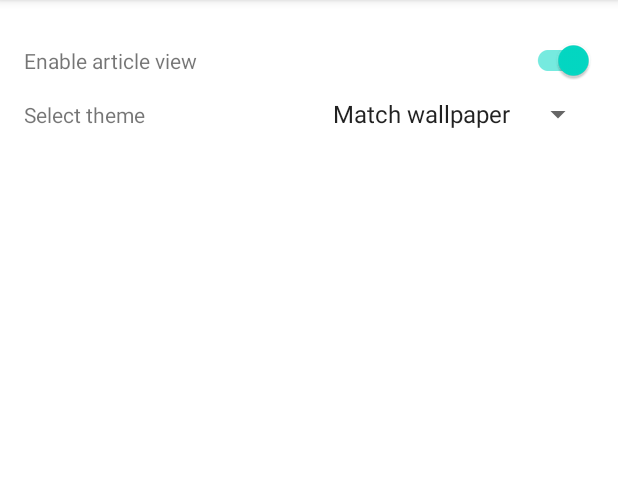
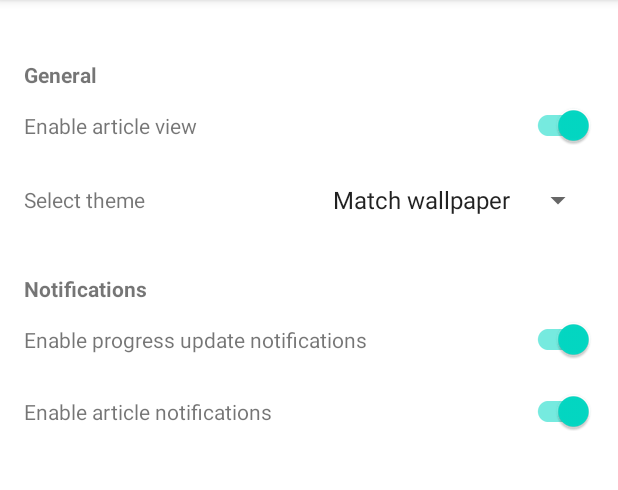
Before and after one commit to ITJammish/sanderson-widget, an Android app: the ProgressBarsConfigureActivity screen opened directly, with no data from a screen before it, on a phone screen of 412 x 824 dp, the part 84-574 px from its top. Run offline under Robolectric (Android 15) with nearby library versions, the phone set to English and light mode, and no system bars; 1 statement that could not run was skipped.

Commit message:
Added notification config options and hooked into business logic.

```diff
--- a/app/src/main/java/com/itj/sandersonwidget/ProgressBarsConfigureActivity.kt
+++ b/app/src/main/java/com/itj/sandersonwidget/ProgressBarsConfigureActivity.kt
@@ -83,6 +83,9 @@ class ProgressBarsConfigureActivity : AppCompatActivity() {
 
     private fun bindViews() {
         binding.articleSwitch.isChecked = sharedPreferences.retrieveArticlesEnabled(appWidgetId)
+        binding.progressItemsNotificationsSwitch.isChecked =
+            sharedPreferences.retrieveProgressUpdateNotificationsEnabled()
+        binding.articleNotificationsSwitch.isChecked = sharedPreferences.retrieveArticleUpdateNotificationsEnabled()
 
         with(binding.themeSpinner) {
             adapter = ArrayAdapter.createFromResource(
@@ -100,9 +103,11 @@ class ProgressBarsConfigureActivity : AppCompatActivity() {
         val context = this@ProgressBarsConfigureActivity
 
         // When the button is clicked, store the prefs locally
-        // Store article preference
-        val articlesEnabled = binding.articleSwitch.isChecked
-        sharedPreferences.storeArticlesEnabled(appWidgetId, articlesEnabled)
+        with(sharedPreferences) {
+            storeArticlesEnabled(appWidgetId, binding.articleSwitch.isChecked)
+            storeProgressUpdateNotificationsEnabled(binding.progressItemsNotificationsSwitch.isChecked)
+            storeArticleUpdateNotificationsEnabled(binding.articleNotificationsSwitch.isChecked)
+        }
 
         // Store chosen theme
         if (chosenThemeLabel != NO_THEME_CHOSEN) {
--- a/app/src/main/java/com/itj/sandersonwidget/domain/storage/NotificationTriggeringStorage.kt
+++ b/app/src/main/java/com/itj/sandersonwidget/domain/storage/NotificationTriggeringStorage.kt
@@ -14,10 +14,11 @@ class NotificationTriggeringStorage(
 ) : Storage by innerStorage {
 
     override fun storeProgressItemData(items: List<ProgressItem>) {
+        val progressItemNotificationsEnabled = innerStorage.retrieveProgressUpdateNotificationsEnabled()
         val existingProgressItems = innerStorage.retrieveProgressItemData()
 
         // Don't push a notification if it's the first fetch (that would just be annoying)
-        if (existingProgressItems.isNotEmpty()) {
+        if (progressItemNotificationsEnabled && existingProgressItems.isNotEmpty()) {
             val existingProgressItemLabels = existingProgressItems.map { item -> item.label }
             val newItems = mutableListOf<ProgressItem>()
             val updatedItems = mutableListOf<ProgressItem>()
@@ -43,10 +44,11 @@ class NotificationTriggeringStorage(
     }
 
     override fun storeArticleData(articles: List<Article>) {
+        val articleNotificationsEnabled = innerStorage.retrieveArticleUpdateNotificationsEnabled()
         val existingArticles = innerStorage.retrieveArticleData()
 
         // Don't push a notification if it's the first fetch (that would just be annoying)
-        if (existingArticles.isNotEmpty()) {
+        if (articleNotificationsEnabled && existingArticles.isNotEmpty()) {
             val newArticles = articles.minus(existingArticles.toSet())
 
             if (newArticles.isNotEmpty()) {
--- a/app/src/main/java/com/itj/sandersonwidget/domain/storage/SharedPreferencesStorage.kt
+++ b/app/src/main/java/com/itj/sandersonwidget/domain/storage/SharedPreferencesStorage.kt
@@ -6,6 +6,8 @@ import com.itj.sandersonwidget.domain.model.Article
 import com.itj.sandersonwidget.domain.model.ProgressItem
 import com.itj.sandersonwidget.domain.model.WidgetLayoutConfig
 import com.itj.sandersonwidget.domain.storage.Storage.Companion.DEFAULT_ARTICLES_ENABLED
+import com.itj.sandersonwidget.domain.storage.Storage.Companion.DEFAULT_ARTICLE_NOTIFICATIONS_ENABLED
+import com.itj.sandersonwidget.domain.storage.Storage.Companion.DEFAULT_PROGRESS_ITEM_NOTIFICATIONS_ENABLED
 import com.itj.sandersonwidget.domain.storage.Storage.Companion.DEFAULT_THEME_RES_ID
 import com.itj.sandersonwidget.domain.storage.Storage.Companion.INVALID_INT
 
@@ -20,6 +22,8 @@ class SharedPreferencesStorage(context: Context) : Storage {
         internal const val ARTICLES = "articles"
         internal const val PREF_ARTICLES_ENABLED = "pref_articles_enabled"
         internal const val PREF_THEME_ID = "pref_theme_id"
+        internal const val PREF_PROGRESS_ITEM_NOTIFICATIONS_ENABLED = "pref_progress_item_notifications_enabled"
+        internal const val PREF_ARTICLE_NOTIFICATIONS_ENABLED = "pref_article_notifications_enabled"
         internal const val PREF_LAYOUT_CONFIG = "pref_layout_config"
 
         internal const val DELIMITER = "DELIMITER"
@@ -105,6 +109,32 @@ class SharedPreferencesStorage(context: Context) : Storage {
         )
     }
 
+    // todo ut
+    override fun storeProgressUpdateNotificationsEnabled(boolean: Boolean) {
+        with(sharedPreferences.edit()) {
+            putBoolean(PREF_PROGRESS_ITEM_NOTIFICATIONS_ENABLED, boolean)
+            apply()
+        }
+    }
+
+    override fun retrieveProgressUpdateNotificationsEnabled(): Boolean {
+        return sharedPreferences.getBoolean(
+            PREF_PROGRESS_ITEM_NOTIFICATIONS_ENABLED,
+            DEFAULT_PROGRESS_ITEM_NOTIFICATIONS_ENABLED
+        )
+    }
+
+    override fun storeArticleUpdateNotificationsEnabled(boolean: Boolean) {
+        with(sharedPreferences.edit()) {
+            putBoolean(PREF_ARTICLE_NOTIFICATIONS_ENABLED, boolean)
+            apply()
+        }
+    }
+
+    override fun retrieveArticleUpdateNotificationsEnabled(): Boolean {
+        return sharedPreferences.getBoolean(PREF_ARTICLE_NOTIFICATIONS_ENABLED, DEFAULT_ARTICLE_NOTIFICATIONS_ENABLED)
+    }
+
     override fun storeLayoutConfig(appWidgetId: Int, config: WidgetLayoutConfig) {
         val compressedConfig =
             "${config.gridSize.first}$DELIMITER${config.gridSize.second}$DELIMITER${config.width}$DELIMITER${config.height}"
--- a/app/src/main/java/com/itj/sandersonwidget/domain/storage/Storage.kt
+++ b/app/src/main/java/com/itj/sandersonwidget/domain/storage/Storage.kt
@@ -10,6 +10,8 @@ interface Storage {
     companion object {
         internal const val INVALID_INT = -1
         internal const val DEFAULT_ARTICLES_ENABLED = true
+        internal const val DEFAULT_PROGRESS_ITEM_NOTIFICATIONS_ENABLED = true
+        internal const val DEFAULT_ARTICLE_NOTIFICATIONS_ENABLED = true
         internal const val DEFAULT_THEME_RES_ID = R.style.Theme_SandersonWidget_AppWidgetContainer_Blank
     }
 
@@ -33,6 +35,14 @@ interface Storage {
 
     fun retrieveTheme(appWidgetId: Int): Int
 
+    fun storeProgressUpdateNotificationsEnabled(boolean: Boolean)
+
+    fun retrieveProgressUpdateNotificationsEnabled(): Boolean
+
+    fun storeArticleUpdateNotificationsEnabled(boolean: Boolean)
+
+    fun retrieveArticleUpdateNotificationsEnabled(): Boolean
+
     fun storeLayoutConfig(appWidgetId: Int, config: WidgetLayoutConfig)
 
     fun retrieveLayoutConfig(appWidgetId: Int): WidgetLayoutConfig
--- a/app/src/main/java/com/itj/sandersonwidget/ui/notifications/NotificationManager.kt
+++ b/app/src/main/java/com/itj/sandersonwidget/ui/notifications/NotificationManager.kt
@@ -17,8 +17,9 @@ import com.itj.sandersonwidget.domain.model.Article
 import com.itj.sandersonwidget.domain.model.ProgressItem
 
 private const val CHANNEL_ID = "com.itj.sandersonwidget.NOTIFICATION_CHANNEL_ID"
-private const val NOTIFICATION_ID = 1
-private const val NOTIFICATION_ICON_RES_ID = R.drawable.abc_vector_test
+private const val NOTIFICATION_ID_PROGRESS_ITEM = 1
+private const val NOTIFICATION_ID_ARTICLE = 2
+private const val NOTIFICATION_ICON_RES_ID = R.drawable.ic_launcher_foreground
 
 /**
  * Create the NotificationChannel, but only on API 26+ because the NotificationChannel class is "new" and not in the
@@ -90,7 +91,7 @@ internal fun pushNewProgressItemNotification(
                 it.setContentText(contentText)
             }
         }
-    NotificationManagerCompat.from(context).notify(NOTIFICATION_ID, builder.build())
+    NotificationManagerCompat.from(context).notify(NOTIFICATION_ID_PROGRESS_ITEM, builder.build())
 }
 
 internal fun pushProgressItemUpdatedNotification(
@@ -124,7 +125,7 @@ internal fun pushProgressItemUpdatedNotification(
                 it.setContentText(contentText)
             }
         }
-    NotificationManagerCompat.from(context).notify(NOTIFICATION_ID, builder.build())
+    NotificationManagerCompat.from(context).notify(NOTIFICATION_ID_PROGRESS_ITEM, builder.build())
 }
 
 @SuppressLint("UnspecifiedImmutableFlag")
@@ -161,7 +162,7 @@ internal fun pushNewArticleNotification(context: Context, article: Article, arti
         .setContentTitle(contentTitle)
         .setContentText(contentText)
         .setContentIntent(pendingIntent)
-    NotificationManagerCompat.from(context).notify(NOTIFICATION_ID, builder.build())
+    NotificationManagerCompat.from(context).notify(NOTIFICATION_ID_ARTICLE, builder.build())
 }
 
 private fun getBaseNotificationBuilder(context: Context): NotificationCompat.Builder {
--- a/app/src/main/res/layout/activity_progress_bars_configure.xml
+++ b/app/src/main/res/layout/activity_progress_bars_configure.xml
@@ -7,6 +7,13 @@
     android:orientation="vertical"
     android:padding="16dp"
     tools:context=".ProgressBarsConfigureActivity">
+
+    <TextView
+        android:layout_width="wrap_content"
+        android:layout_height="wrap_content"
+        android:layout_marginTop="24dp"
+        android:text="@string/general"
+        android:textStyle="bold" />
 
     <androidx.constraintlayout.widget.ConstraintLayout
         android:layout_width="match_parent"
@@ -43,6 +50,7 @@
             android:id="@+id/theme_label"
             android:layout_width="wrap_content"
             android:layout_height="wrap_content"
+            android:layout_marginVertical="16dp"
             android:text="@string/select_theme_label"
             app:layout_constraintBottom_toBottomOf="parent"
             app:layout_constraintEnd_toStartOf="@+id/theme_spinner"
@@ -61,4 +69,65 @@
             app:layout_constraintStart_toEndOf="@+id/theme_label"
             app:layout_constraintTop_toTopOf="parent" />
     </androidx.constraintlayout.widget.ConstraintLayout>
+
+    <TextView
+        android:layout_width="wrap_content"
+        android:layout_height="wrap_content"
+        android:layout_marginTop="24dp"
+        android:text="@string/notifications"
+        android:textStyle="bold" />
+
+    <androidx.constraintlayout.widget.ConstraintLayout
+        android:layout_width="match_parent"
+        android:layout_height="wrap_content">
+
+        <TextView
+            android:id="@+id/progress_items_notifications_label"
+            android:layout_width="wrap_content"
+            android:layout_height="wrap_content"
+            android:text="@string/enable_progress_update_notifications"
+            app:layout_constraintBottom_toBottomOf="parent"
+            app:layout_constraintEnd_toStartOf="@+id/progress_items_notifications_switch"
+            app:layout_constraintHorizontal_chainStyle="spread_inside"
+            app:layout_constraintStart_toStartOf="parent"
+            app:layout_constraintTop_toTopOf="parent" />
+
+        <com.google.android.material.switchmaterial.SwitchMaterial
+            android:id="@+id/progress_items_notifications_switch"
+            android:layout_width="wrap_content"
+            android:layout_height="wrap_content"
+            android:layout_gravity="end"
+            android:gravity="center"
+            app:layout_constraintBottom_toBottomOf="parent"
+            app:layout_constraintEnd_toEndOf="parent"
+            app:layout_constraintStart_toEndOf="@+id/progress_items_notifications_label"
+            app:layout_constraintTop_toTopOf="parent" />
+    </androidx.constraintlayout.widget.ConstraintLayout>
+
+    <androidx.constraintlayout.widget.ConstraintLayout
+        android:layout_width="match_parent"
+        android:layout_height="wrap_content">
+
+        <TextView
+            android:id="@+id/article_notifications_label"
+            android:layout_width="wrap_content"
+            android:layout_height="wrap_content"
+            android:text="@string/enable_article_notifications"
+            app:layout_constraintBottom_toBottomOf="parent"
+            app:layout_constraintEnd_toStartOf="@+id/article_notifications_switch"
+            app:layout_constraintHorizontal_chainStyle="spread_inside"
+            app:layout_constraintStart_toStartOf="parent"
+            app:layout_constraintTop_toTopOf="parent" />
+
+        <com.google.android.material.switchmaterial.SwitchMaterial
+            android:id="@+id/article_notifications_switch"
+            android:layout_width="wrap_content"
+            android:layout_height="wrap_content"
+            android:layout_gravity="end"
+            android:gravity="center"
+            app:layout_constraintBottom_toBottomOf="parent"
+            app:layout_constraintEnd_toEndOf="parent"
+            app:layout_constraintStart_toEndOf="@+id/article_notifications_label"
+            app:layout_constraintTop_toTopOf="parent" />
+    </androidx.constraintlayout.widget.ConstraintLayout>
 </LinearLayout>
--- a/app/src/main/res/values/strings.xml
+++ b/app/src/main/res/values/strings.xml
@@ -46,6 +46,10 @@
     <string name="theme_label_blank_green">Green</string>
     <string name="theme_label_blank_purple">Purple</string>
     <string name="theme_label_blank_red">Red</string>
+    <string name="notifications">Notifications</string>
+    <string name="enable_progress_update_notifications">Enable progress update notifications</string>
+    <string name="enable_article_notifications">Enable article notifications</string>
+    <string name="general">General</string>
 
     <string-array name="themes_array" tools:ignore="InconsistentArrays">
         <item>@string/theme_label_blank_orange</item>
```
